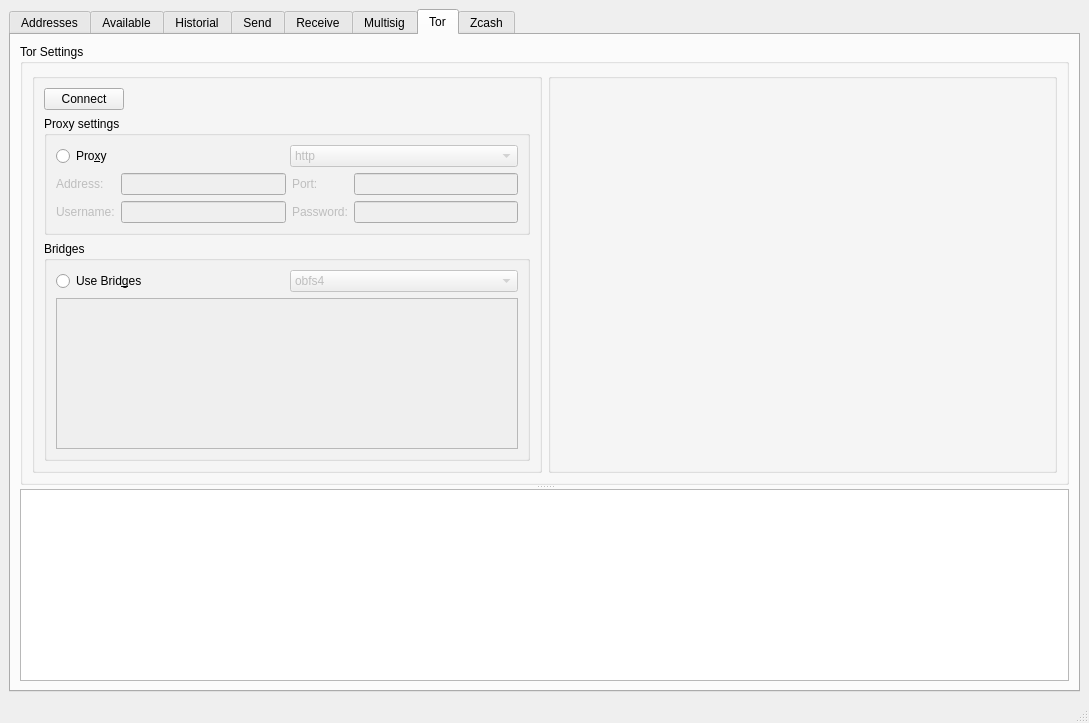
Old version of the form pyzcto.ui in the repository miguelmarco/pyzcto.
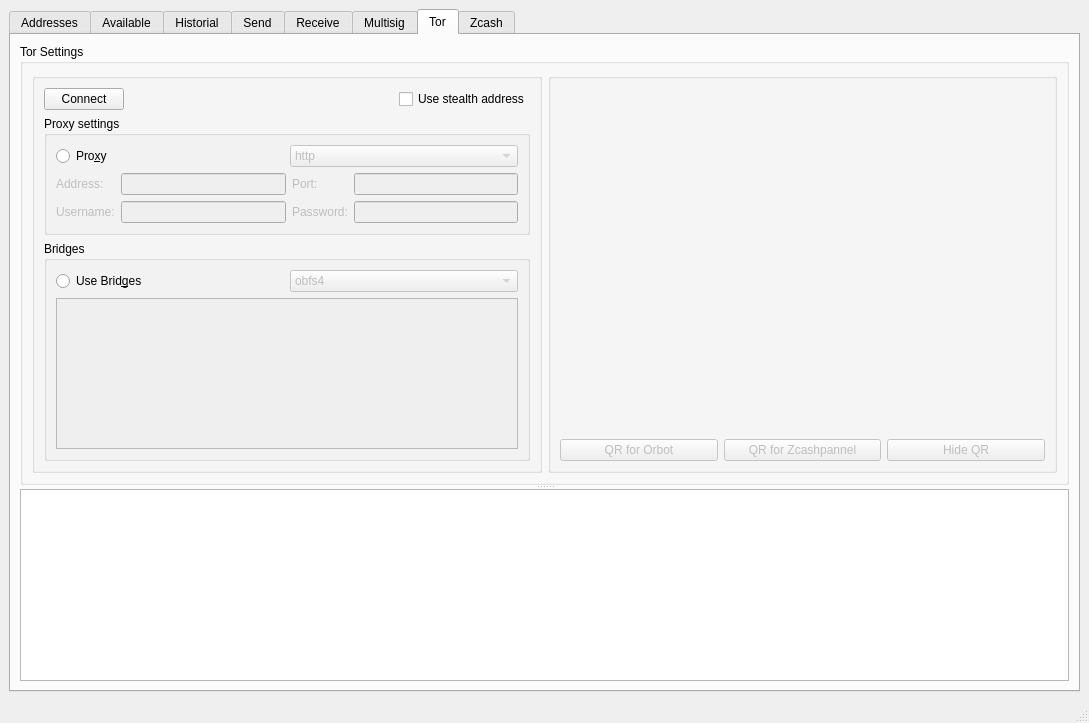
New version of the form. The open tabs and pages were chosen to show the change.

Commit message: Added support for stealth onion addresses

What changed in the file:
```diff
--- a/pyzcto.ui
+++ b/pyzcto.ui
@@ -1094,6 +1094,16 @@
                    </property>
                   </spacer>
                  </item>
+                 <item>
+                  <widget class="QCheckBox" name="checkBox_stealth">
+                   <property name="enabled">
+                    <bool>true</bool>
+                   </property>
+                   <property name="text">
+                    <string>Use stealth address</string>
+                   </property>
+                  </widget>
+                 </item>
                 </layout>
                </item>
                <item>
@@ -1274,6 +1284,19 @@
                <string/>
               </property>
               <layout class="QVBoxLayout" name="verticalLayout_8">
+               <item>
+                <spacer name="verticalSpacer_3">
+                 <property name="orientation">
+                  <enum>Qt::Vertical</enum>
+                 </property>
+                 <property name="sizeHint" stdset="0">
+                  <size>
+                   <width>20</width>
+                   <height>40</height>
+                  </size>
+                 </property>
+                </spacer>
+               </item>
                <item>
                 <widget class="QLabel" name="onionlabel">
                  <property name="sizePolicy">
@@ -1297,6 +1320,40 @@
                  </property>
                 </widget>
                </item>
+               <item>
+                <layout class="QHBoxLayout" name="horizontalLayout_23">
+                 <item>
+                  <widget class="QPushButton" name="pushButton_showorbotqr">
+                   <property name="enabled">
+                    <bool>false</bool>
+                   </property>
+                   <property name="text">
+                    <string>QR for Orbot</string>
+                   </property>
+                  </widget>
+                 </item>
+                 <item>
+                  <widget class="QPushButton" name="pushButton_showzcpqr">
+                   <property name="enabled">
+                    <bool>false</bool>
+                   </property>
+                   <property name="text">
+                    <string>QR for Zcashpannel</string>
+                   </property>
+                  </widget>
+                 </item>
+                 <item>
+                  <widget class="QPushButton" name="pushButton_hideqr">
+                   <property name="enabled">
+                    <bool>false</bool>
+                   </property>
+                   <property name="text">
+                    <string>Hide QR</string>
+                   </property>
+                  </widget>
+                 </item>
+                </layout>
+               </item>
               </layout>
              </widget>
             </item>
```
Left out of the diff: 2 changed lines with no effect on the pictures. The commit also changes 2 other files.
